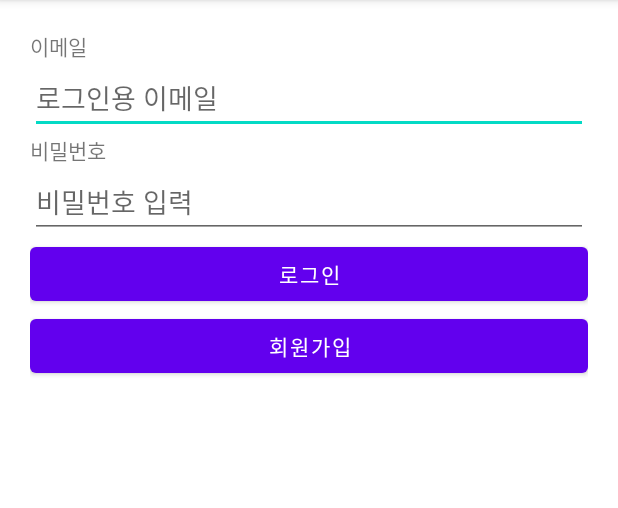
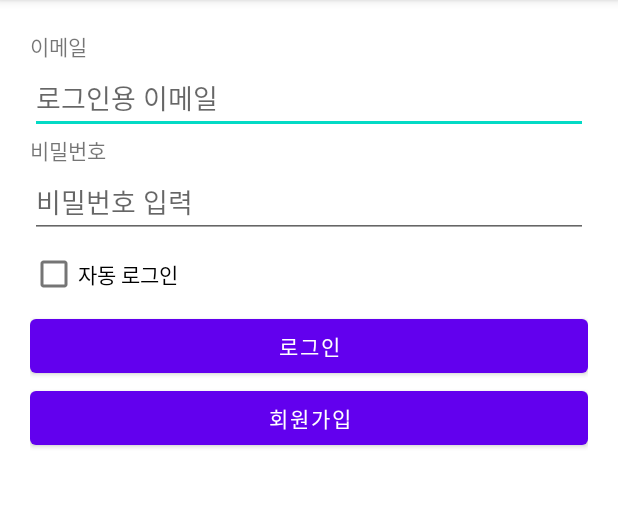
Before and after one commit to junho0615/Daily10Minutes_APIServerPractice_20210410, an Android app: the screen it shows after launch (LoginActivity), on a phone screen of 412 x 824 dp, the part 84-592 px from its top. Run offline under Robolectric (Android 15) with nearby library versions, the phone set to English and light mode, and no system bars.

Commit message:
자동로그인 체크박스 체크여부 저장 작업 시작

```diff
--- a/app/src/main/java/com/neppplus/daily10minutes_apiserverpractice_20210410/LoginActivity.kt
+++ b/app/src/main/java/com/neppplus/daily10minutes_apiserverpractice_20210410/LoginActivity.kt
@@ -19,6 +19,15 @@ class LoginActivity : BaseActivity() {
     }
 
     override fun setupEvents() {
+
+//        체크박스의 "체크여부가 변화되면"
+//        SharedPreferences에 어떻게 변화되었는지 (체크 / 해제) 저장 예제.
+
+        autoLoginCheckBox.setOnCheckedChangeListener { buttonView, isChecked ->
+
+            Log.d("자동로그인체크여부", isChecked.toString())
+
+        }
 
         signUpBtn.setOnClickListener {
 
--- a/app/src/main/res/layout/activity_login.xml
+++ b/app/src/main/res/layout/activity_login.xml
@@ -33,6 +33,12 @@
         android:hint="비밀번호 입력"
         android:inputType="textPassword"/>
 
+    <CheckBox
+        android:id="@+id/autoLoginCheckBox"
+        android:layout_width="wrap_content"
+        android:layout_height="wrap_content"
+        android:text="자동 로그인" />
+
     <Button
         android:id="@+id/loginBtn"
         android:layout_width="match_parent"
```
Also changed, not shown: app/src/main/java/com/neppplus/daily10minutes_apiserverpractice_20210410/utils/ContextUtil.kt (added, +11 -0 lines).
